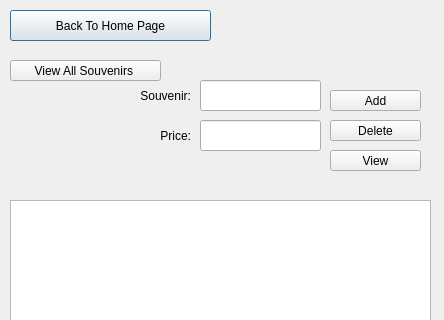
Old version of the form modifysouvenirs.ui in the repository ellenyim8/project2; both pictures show x 0 to 444 and y 0 to 320 of the 444 by 462 pixel window.
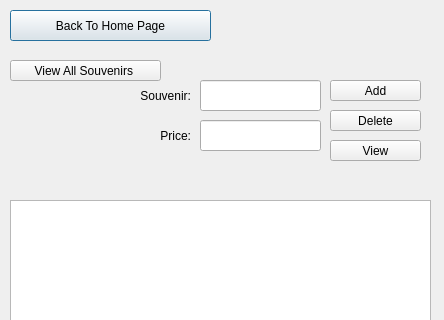
New version of the form.

```diff
--- a/modifysouvenirs.ui
+++ b/modifysouvenirs.ui
@@ -85,7 +85,7 @@
    <property name="geometry">
     <rect>
      <x>330</x>
-     <y>90</y>
+     <y>80</y>
      <width>91</width>
      <height>21</height>
     </rect>
@@ -98,7 +98,7 @@
    <property name="geometry">
     <rect>
      <x>330</x>
-     <y>120</y>
+     <y>110</y>
      <width>91</width>
      <height>21</height>
     </rect>
@@ -144,7 +144,7 @@
    <property name="geometry">
     <rect>
      <x>330</x>
-     <y>150</y>
+     <y>140</y>
      <width>91</width>
      <height>21</height>
     </rect>
```
